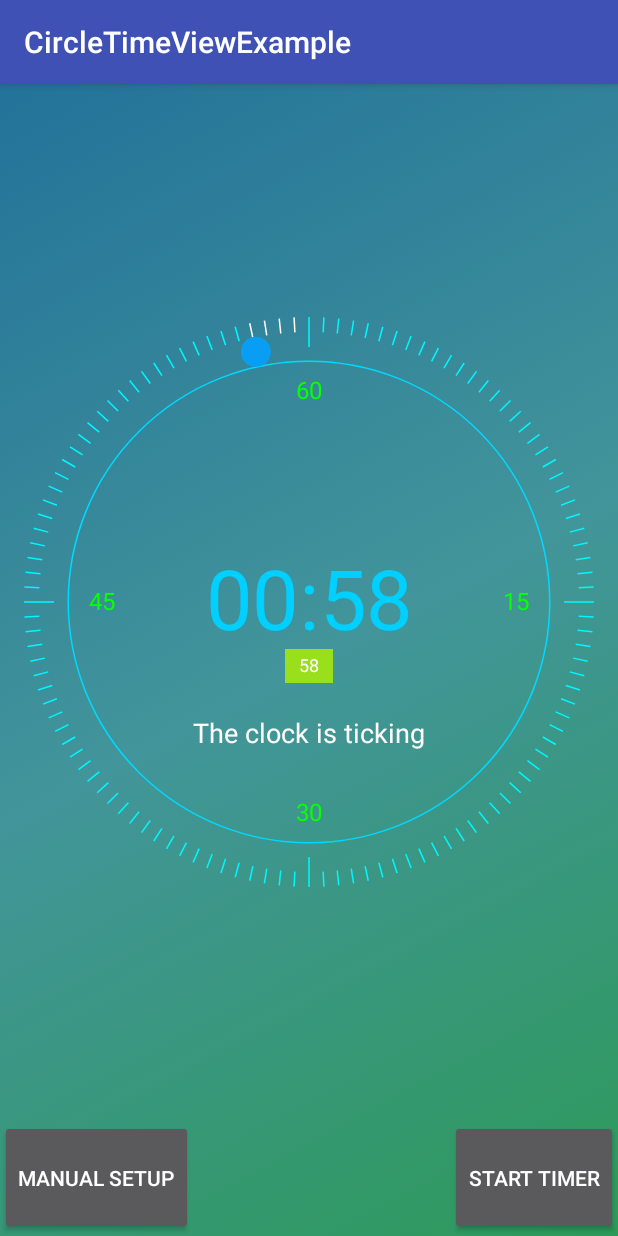
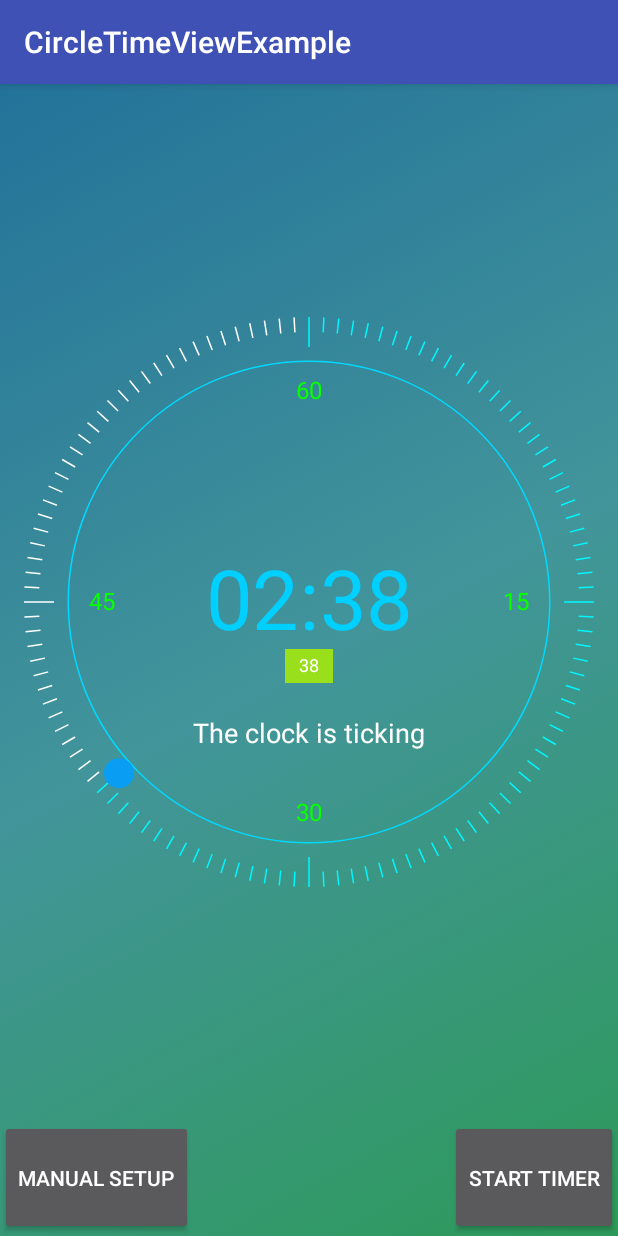
Before and after one commit to CROSP/circle-time-view, an Android app: the screen it shows after launch (MainActivity), on a phone screen of 412 x 824 dp. Run offline under Robolectric (Android 15) with nearby library versions, the phone set to English and light mode, and no system bars.

Commit message:
Fix initial time

```diff
--- a/app/src/main/res/layout/activity_main.xml
+++ b/app/src/main/res/layout/activity_main.xml
@@ -20,7 +20,7 @@
         app:ctvCircleHandButtonRadius="10dp"
         app:ctvCirclePressedButtonColor="#08bfdf"
         app:ctvCircleStrokeWidth="1dp"
-        app:ctvCurrentTimeInSeconds="60"
+        app:ctvCurrentTimeInSeconds="160"
         app:ctvHighlightLineColor="#00f7ff"
         app:ctvLabelText="The сlock is ticking"
         app:ctvLabelTextColor="#fff"
--- a/circle-time-view/build.gradle
+++ b/circle-time-view/build.gradle
@@ -13,7 +13,7 @@ ext {
     siteUrl = 'https://github.com/CROSP/circle-time-view'
     gitUrl = 'https://github.com/CROSP/circle-time-view.git'
 
-    libraryVersion = '1.0.3'
+    libraryVersion = '1.0.4'
 
     developerId = 'crosp'
     developerName = 'Alexander Molochko'
--- a/circle-time-view/src/main/java/net/crosp/libs/android/circletimeview/CircleTimeView.java
+++ b/circle-time-view/src/main/java/net/crosp/libs/android/circletimeview/CircleTimeView.java
@@ -31,7 +31,7 @@ import java.util.TimerTask;
 public class CircleTimeView extends View {
 
     //region Constants
-    private static final String TAG = CircleTimeView.class.getSimpleName();
+    private static final String TAG = net.crosp.libs.android.circletimeview.CircleTimeView.class.getSimpleName();
 
     // Status
     private static final String BUNDLE_STATE = "circle_view_bundle";
@@ -749,11 +749,11 @@ public class CircleTimeView extends View {
         int height = MeasureSpec.getSize(heightMeasureSpec);
         int width = MeasureSpec.getSize(widthMeasureSpec);
         this.setCenterPoint(width, height);
-        this.setInitialCurrentTime();
         // Radius
         this.calculateOuterRadius(width, height);
         this.calculateInnerRadius(width, height);
         this.setInitialHandButtonPoint();
+        this.setInitialCurrentTime();
         setMeasuredDimension(width, height);
     }
 
@@ -779,6 +779,8 @@ public class CircleTimeView extends View {
         super.onDetachedFromWindow();
         // View is now detached, and about to be destroyed
         mTimerHandler = null;
+        mTimer = null;
+        mDefaultTimerTask = null;
     }
     //endregion
 
@@ -791,43 +793,43 @@ public class CircleTimeView extends View {
 
     private void parseAttributes(AttributeSet attributeSet) {
         // Attribute initialization
-        final TypedArray attrs = getContext().obtainStyledAttributes(attributeSet, R.styleable.CircleTimeView, 0, 0);
+        final TypedArray attrs = getContext().obtainStyledAttributes(attributeSet, net.crosp.libraries.android.circletimeview.R.styleable.CircleTimeView, 0, 0);
         try {
             Context currentContext = getContext();
-            mCircleButtonRadius = attrs.getDimension(R.styleable.CircleTimeView_ctvCircleHandButtonRadius, getRealUnitValueDp(DEFAULT_CIRCLE_HAND_BUTTON_RADIUS, currentContext));
-            mCircleStrokeWidth = attrs.getDimension(R.styleable.CircleTimeView_ctvCircleStrokeWidth, getRealUnitValueDp(DEFAULT_CIRCLE_STROKE_WIDTH, currentContext));
-            mMarkLineWidth = attrs.getDimension(R.styleable.CircleTimeView_ctvMarkLineWidth, getRealUnitValueDp(DEFAULT_MARK_LINE_WIDTH, currentContext));
-            mPaddingQuarterNumber = attrs.getDimension(R.styleable.CircleTimeView_ctvPaddingQuarterNumber, getRealUnitValueDp(DEFAULT_PADDING_QUARTER_NUMBER, currentContext));
-            mMarginTopLabel = attrs.getDimension(R.styleable.CircleTimeView_ctvMarginTopLabel, getRealUnitValueDp(DEFAULT_PADDING_LABEL, currentContext));
-            mLapLabelMarginTop = attrs.getDimension(R.styleable.CircleTimeView_ctvLapLabelMarginTop, getRealUnitValueDp(DEFAULT_MARGIN_TOP_LAP_LABEL, currentContext));
-            mPaddingInnerRadius = attrs.getDimension(R.styleable.CircleTimeView_ctvPaddingInnerRadius, getRealUnitValueDp(DEFAULT_PADDING_INNER_RADIUS, currentContext));
-            mTimeNumbersTextSize = attrs.getDimension(R.styleable.CircleTimeView_ctvTimeNumbersTextSize, getRealUnitValueDp(DEFAULT_TIMER_NUMBER_TEXT_SIZE, currentContext));
-            mQuarterNumbersTextSize = attrs.getDimension(R.styleable.CircleTimeView_ctvQuarterNumberTextSize, getRealUnitValueDp(DEFAULT_QUARTER_NUMBER_TEXT_SIZE, currentContext));
-            mLabelTextSize = attrs.getDimension(R.styleable.CircleTimeView_ctvLabelTextSize, getRealUnitValueDp(DEFAULT_LABEL_TEXT_SIZE, currentContext));
-            mLapLabelTextSize = attrs.getDimension(R.styleable.CircleTimeView_ctvLapLabelTextSize, getRealUnitValueDp(DEFAULT_LAP_LABEL_TEXT_SIZE, currentContext));
-            mMarkSize = attrs.getDimension(R.styleable.CircleTimeView_ctvMarkSize, getRealUnitValueDp(DEFAULT_MARK_SIZE, currentContext));
-            mQuarterMarkSize = attrs.getDimension(R.styleable.CircleTimeView_ctvQuarterMarkSize, getRealUnitValueDp(DEFAULT_QUARTER_MARK_SIZE, currentContext));
-            mMinuteMarkCount = attrs.getInteger(R.styleable.CircleTimeView_ctvMinutesMarkCount, DEFAULT_MINUTE_MARK_COUNT);
+            mCircleButtonRadius = attrs.getDimension(net.crosp.libraries.android.circletimeview.R.styleable.CircleTimeView_ctvCircleHandButtonRadius, getRealUnitValueDp(DEFAULT_CIRCLE_HAND_BUTTON_RADIUS, currentContext));
+            mCircleStrokeWidth = attrs.getDimension(net.crosp.libraries.android.circletimeview.R.styleable.CircleTimeView_ctvCircleStrokeWidth, getRealUnitValueDp(DEFAULT_CIRCLE_STROKE_WIDTH, currentContext));
+            mMarkLineWidth = attrs.getDimension(net.crosp.libraries.android.circletimeview.R.styleable.CircleTimeView_ctvMarkLineWidth, getRealUnitValueDp(DEFAULT_MARK_LINE_WIDTH, currentContext));
+            mPaddingQuarterNumber = attrs.getDimension(net.crosp.libraries.android.circletimeview.R.styleable.CircleTimeView_ctvPaddingQuarterNumber, getRealUnitValueDp(DEFAULT_PADDING_QUARTER_NUMBER, currentContext));
+            mMarginTopLabel = attrs.getDimension(net.crosp.libraries.android.circletimeview.R.styleable.CircleTimeView_ctvMarginTopLabel, getRealUnitValueDp(DEFAULT_PADDING_LABEL, currentContext));
+            mLapLabelMarginTop = attrs.getDimension(net.crosp.libraries.android.circletimeview.R.styleable.CircleTimeView_ctvLapLabelMarginTop, getRealUnitValueDp(DEFAULT_MARGIN_TOP_LAP_LABEL, currentContext));
+            mPaddingInnerRadius = attrs.getDimension(net.crosp.libraries.android.circletimeview.R.styleable.CircleTimeView_ctvPaddingInnerRadius, getRealUnitValueDp(DEFAULT_PADDING_INNER_RADIUS, currentContext));
+            mTimeNumbersTextSize = attrs.getDimension(net.crosp.libraries.android.circletimeview.R.styleable.CircleTimeView_ctvTimeNumbersTextSize, getRealUnitValueDp(DEFAULT_TIMER_NUMBER_TEXT_SIZE, currentContext));
+            mQuarterNumbersTextSize = attrs.getDimension(net.crosp.libraries.android.circletimeview.R.styleable.CircleTimeView_ctvQuarterNumberTextSize, getRealUnitValueDp(DEFAULT_QUARTER_NUMBER_TEXT_SIZE, currentContext));
+            mLabelTextSize = attrs.getDimension(net.crosp.libraries.android.circletimeview.R.styleable.CircleTimeView_ctvLabelTextSize, getRealUnitValueDp(DEFAULT_LABEL_TEXT_SIZE, currentContext));
+            mLapLabelTextSize = attrs.getDimension(net.crosp.libraries.android.circletimeview.R.styleable.CircleTimeView_ctvLapLabelTextSize, getRealUnitValueDp(DEFAULT_LAP_LABEL_TEXT_SIZE, currentContext));
+            mMarkSize = attrs.getDimension(net.crosp.libraries.android.circletimeview.R.styleable.CircleTimeView_ctvMarkSize, getRealUnitValueDp(DEFAULT_MARK_SIZE, currentContext));
+            mQuarterMarkSize = attrs.getDimension(net.crosp.libraries.android.circletimeview.R.styleable.CircleTimeView_ctvQuarterMarkSize, getRealUnitValueDp(DEFAULT_QUARTER_MARK_SIZE, currentContext));
+            mMinuteMarkCount = attrs.getInteger(net.crosp.libraries.android.circletimeview.R.styleable.CircleTimeView_ctvMinutesMarkCount, DEFAULT_MINUTE_MARK_COUNT);
             //noinspection WrongConstant
-            mCurrentTimeMode = attrs.getInteger(R.styleable.CircleTimeView_ctvTimeMode, MODE_NORMAL);
+            mCurrentTimeMode = attrs.getInteger(net.crosp.libraries.android.circletimeview.R.styleable.CircleTimeView_ctvTimeMode, MODE_NORMAL);
             //noinspection WrongConstant
-            mTimeFormat = attrs.getInteger(R.styleable.CircleTimeView_ctvTimeFormat, FORMAT_SECONDS_MINUTES);
-            mCurrentTimeInSeconds = attrs.getInteger(R.styleable.CircleTimeView_ctvCurrentTimeInSeconds, DEFAULT_TIME);
+            mTimeFormat = attrs.getInteger(net.crosp.libraries.android.circletimeview.R.styleable.CircleTimeView_ctvTimeFormat, FORMAT_SECONDS_MINUTES);
+            mCurrentTimeInSeconds = attrs.getInteger(net.crosp.libraries.android.circletimeview.R.styleable.CircleTimeView_ctvCurrentTimeInSeconds, DEFAULT_TIME);
             // Set default color or read xml attributes
-            mCircleColor = attrs.getColor(R.styleable.CircleTimeView_ctvCircleColor, DEFAULT_CIRCLE_COLOR);
-            mCircleButtonColor = attrs.getColor(R.styleable.CircleTimeView_ctvCircleButtonColor, DEFAULT_CIRCLE_BUTTON_COLOR);
-            mCircleButtonPressedColor = attrs.getColor(R.styleable.CircleTimeView_ctvCirclePressedButtonColor, DEFAULT_CIRCLE_BUTTON_COLOR);
-            mLapLabelTextColor = attrs.getColor(R.styleable.CircleTimeView_ctvLapTextColor, DEFAULT_LAP_TEXT_COLOR);
-            mLapBackgroundColor = attrs.getColor(R.styleable.CircleTimeView_ctvLapBackgroundColor, DEFAULT_LAP_BACKGROUND_COLOR);
-            mLineColor = attrs.getColor(R.styleable.CircleTimeView_ctvLineColor, DEFAULT_LINE_COLOR);
-            mHighlightLineColor = attrs.getColor(R.styleable.CircleTimeView_ctvHighlightLineColor, DEFAULT_HIGHLIGHT_LINE_COLOR);
-            mQuarterNumberColor = attrs.getColor(R.styleable.CircleTimeView_ctvQuarterNumberColor, DEFAULT_QUARTER_NUMBER_COLOR);
-            mTimeNumberColor = attrs.getColor(R.styleable.CircleTimeView_ctvTimeNumberColor, DEFAULT_TIME_NUMBER_COLOR);
-            mLabelTextColor = attrs.getColor(R.styleable.CircleTimeView_ctvLabelTextColor, DEFAULT_LABEL_TEXT_COLOR);
-            mLabelText = attrs.getString(R.styleable.CircleTimeView_ctvLabelText);
+            mCircleColor = attrs.getColor(net.crosp.libraries.android.circletimeview.R.styleable.CircleTimeView_ctvCircleColor, DEFAULT_CIRCLE_COLOR);
+            mCircleButtonColor = attrs.getColor(net.crosp.libraries.android.circletimeview.R.styleable.CircleTimeView_ctvCircleButtonColor, DEFAULT_CIRCLE_BUTTON_COLOR);
+            mCircleButtonPressedColor = attrs.getColor(net.crosp.libraries.android.circletimeview.R.styleable.CircleTimeView_ctvCirclePressedButtonColor, DEFAULT_CIRCLE_BUTTON_COLOR);
+            mLapLabelTextColor = attrs.getColor(net.crosp.libraries.android.circletimeview.R.styleable.CircleTimeView_ctvLapTextColor, DEFAULT_LAP_TEXT_COLOR);
+            mLapBackgroundColor = attrs.getColor(net.crosp.libraries.android.circletimeview.R.styleable.CircleTimeView_ctvLapBackgroundColor, DEFAULT_LAP_BACKGROUND_COLOR);
+            mLineColor = attrs.getColor(net.crosp.libraries.android.circletimeview.R.styleable.CircleTimeView_ctvLineColor, DEFAULT_LINE_COLOR);
+            mHighlightLineColor = attrs.getColor(net.crosp.libraries.android.circletimeview.R.styleable.CircleTimeView_ctvHighlightLineColor, DEFAULT_HIGHLIGHT_LINE_COLOR);
+            mQuarterNumberColor = attrs.getColor(net.crosp.libraries.android.circletimeview.R.styleable.CircleTimeView_ctvQuarterNumberColor, DEFAULT_QUARTER_NUMBER_COLOR);
+            mTimeNumberColor = attrs.getColor(net.crosp.libraries.android.circletimeview.R.styleable.CircleTimeView_ctvTimeNumberColor, DEFAULT_TIME_NUMBER_COLOR);
+            mLabelTextColor = attrs.getColor(net.crosp.libraries.android.circletimeview.R.styleable.CircleTimeView_ctvLabelTextColor, DEFAULT_LABEL_TEXT_COLOR);
+            mLabelText = attrs.getString(net.crosp.libraries.android.circletimeview.R.styleable.CircleTimeView_ctvLabelText);
             mLabelText = mLabelText == null ? DEFAULT_LABEL_TEXT : mLabelText;
-            mIsMultiLapRotationEnabled = attrs.getBoolean(R.styleable.CircleTimeView_ctvMultiLapRotation, true);
-            mShowLaps = attrs.getBoolean(R.styleable.CircleTimeView_ctvShowLaps, false);
+            mIsMultiLapRotationEnabled = attrs.getBoolean(net.crosp.libraries.android.circletimeview.R.styleable.CircleTimeView_ctvMultiLapRotation, true);
+            mShowLaps = attrs.getBoolean(net.crosp.libraries.android.circletimeview.R.styleable.CircleTimeView_ctvShowLaps, false);
         } catch (Exception ignore) {
             Log.e("CircleTimeView", ignore.getMessage());
         } finally {
```
